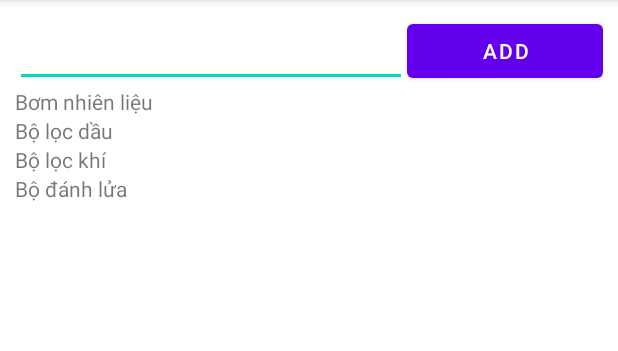
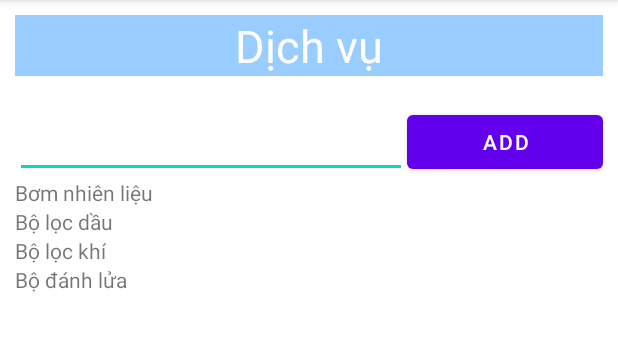
Before and after one commit to NHHNam/driver-assistant, an Android app: the dichvu screen opened directly, with no data from a screen before it, on a phone screen of 412 x 824 dp, the part 84-435 px from its top. Run offline under Robolectric (Android 15) with nearby library versions, the phone set to English and light mode, and no system bars.

Commit message:
drier-assistant

```diff
--- a/app/src/main/java/com/example/driverassistant/Petrol/list_main.java
+++ b/app/src/main/java/com/example/driverassistant/Petrol/list_main.java
@@ -183,7 +183,6 @@ public class list_main extends AppCompatActivity {
 
         EventDatabase.getInstance(this).eventDao().insertEvent(event);
 
-        EventDatabase.getInstance(this).eventDao().insertEvent(event);
         Toast.makeText(this,"Add user succesfullly!!" ,Toast.LENGTH_SHORT).show();
 
         edname.setText("");
--- a/app/src/main/res/layout/function_dichvu.xml
+++ b/app/src/main/res/layout/function_dichvu.xml
@@ -4,9 +4,26 @@
     xmlns:tools="http://schemas.android.com/tools"
     android:layout_width="match_parent"
     android:layout_height="match_parent"
-    tools:context=".chucnang.dichvu"
+    tools:context=".Function.dichvu"
     android:orientation="vertical"
     android:padding="10dp">
+
+    <LinearLayout
+        android:layout_width="match_parent"
+        android:layout_height="wrap_content"
+        android:gravity="center"
+        android:layout_marginBottom="20dp"
+        android:background="@color/light_blue">
+
+        <TextView
+            android:layout_gravity="center"
+            android:layout_width="wrap_content"
+            android:layout_height="wrap_content"
+            android:text="Dịch vụ"
+            android:textColor="@color/white"
+            android:textSize="30sp"/>
+
+    </LinearLayout>
 
     <LinearLayout
         android:layout_width="match_parent"
```
Also changed, not shown: app/src/main/res/layout/function_loaichi.xml (+18 -1 lines), app/src/main/res/layout/function_loaithunhap.xml (+18 -1 lines), app/src/main/res/layout/function_nhienlieu.xml (+18 -1 lines), app/src/main/res/layout/petrol_list_main.xml (+17 -0 lines).
